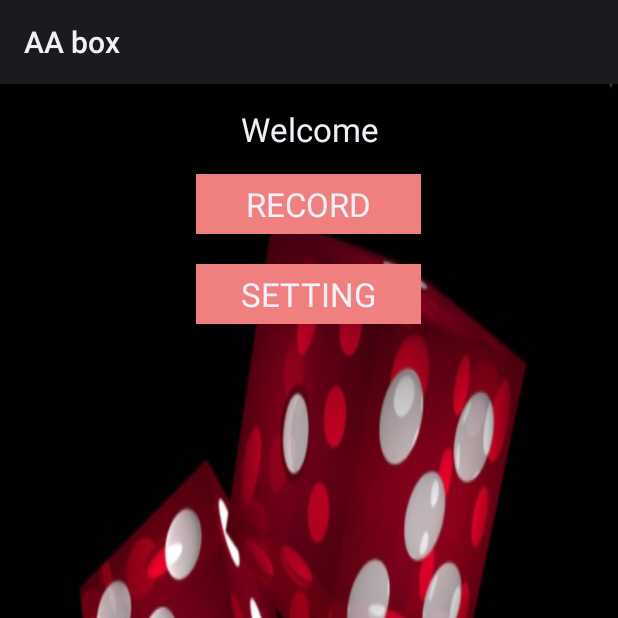
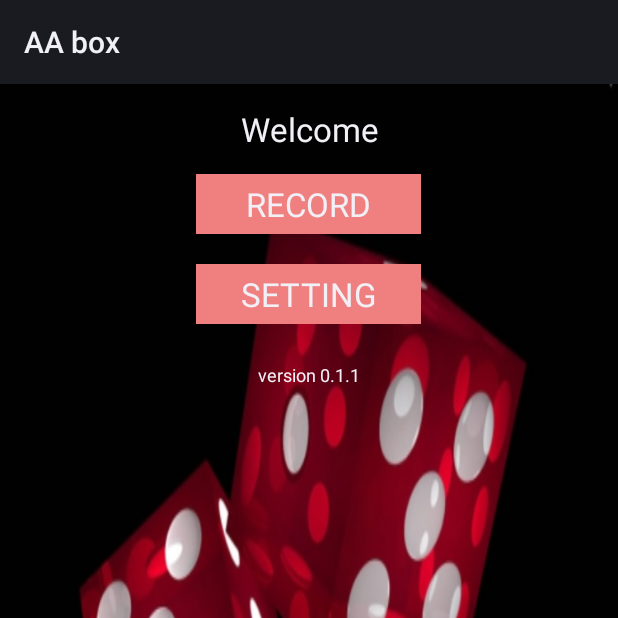
Before and after one commit to bunnywong/android-wear, an Android app: the screen it shows after launch (WearActivity), on a phone screen of 412 x 824 dp, the top half of it. Run offline under Robolectric (Android 15) with nearby library versions, the phone set to English and light mode, and no system bars; libraries missing offline, so code that uses them is left out: org.codehaus.plexus; 2 statements that could not run were skipped.

Commit message:
Add version text

```diff
--- a/wear/src/main/res/layout/main_activity.xml
+++ b/wear/src/main/res/layout/main_activity.xml
@@ -71,4 +71,26 @@
         android:layout_alignStart="@+id/textMenuRecord"
         android:layout_marginTop="20dp" />
 
+    <TextView
+        android:id="@+id/textVersion"
+        android:text="version 0.1.1"
+        android:layout_width="wrap_content"
+        android:layout_height="wrap_content"
+        android:textAppearance="?android:attr/textAppearanceLarge"
+        android:background="@null"
+        android:capitalize="characters"
+        android:paddingLeft="10dp"
+        android:paddingTop="5dp"
+        android:paddingBottom="5dp"
+        android:paddingRight="10dp"
+        android:clickable="false"
+        android:textAlignment="viewEnd"
+        android:width="150dp"
+        android:gravity="center"
+        android:onClick="pageSetting"
+        android:layout_below="@+id/textMenuSetting"
+        android:layout_centerHorizontal="true"
+        android:textSize="12dp"
+        android:layout_marginTop="20dp" />
+
 </RelativeLayout>
```
